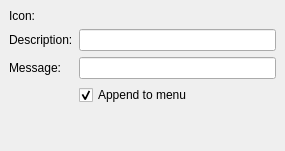
This is protocols/oscar/icq/ui/xtrazicqstatusui.ui in KDE/kopete as Qt 5 draws it before an edit. The edited form follows.
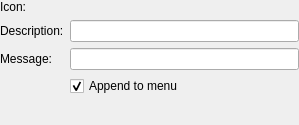
This is the edited form. Custom widgets are drawn as their Qt base class.

Diff of the .ui file:
```diff
--- a/protocols/oscar/icq/ui/xtrazicqstatusui.ui
+++ b/protocols/oscar/icq/ui/xtrazicqstatusui.ui
@@ -5,52 +5,37 @@
    <rect>
     <x>0</x>
     <y>0</y>
-    <width>285</width>
-    <height>151</height>
+    <width>299</width>
+    <height>125</height>
    </rect>
   </property>
   <layout class="QGridLayout" >
-   <property name="margin" >
-    <number>9</number>
+   <property name="leftMargin" >
+    <number>0</number>
    </property>
-   <property name="spacing" >
-    <number>6</number>
+   <property name="topMargin" >
+    <number>0</number>
    </property>
-   <item row="3" column="1" >
-    <widget class="QCheckBox" name="checkAppend" >
+   <property name="rightMargin" >
+    <number>0</number>
+   </property>
+   <property name="bottomMargin" >
+    <number>0</number>
+   </property>
+   <item row="0" column="0" >
+    <widget class="QLabel" name="label_3" >
      <property name="text" >
-      <string>Append to menu</string>
+      <string>Icon:</string>
      </property>
-     <property name="checked" >
-      <bool>true</bool>
+     <property name="buddy" >
+      <cstring>iconsWidget</cstring>
      </property>
     </widget>
    </item>
-   <item row="4" column="1" >
-    <spacer>
-     <property name="orientation" >
-      <enum>Qt::Vertical</enum>
-     </property>
-     <property name="sizeHint" >
-      <size>
-       <width>171</width>
-       <height>20</height>
-      </size>
-     </property>
-    </spacer>
-   </item>
-   <item row="2" column="1" >
-    <widget class="QLineEdit" name="messageEdit" />
-   </item>
-   <item row="1" column="1" >
-    <widget class="QLineEdit" name="descriptionEdit" />
-   </item>
    <item row="0" column="1" >
     <widget class="IconCells" native="1" name="iconsWidget" >
      <property name="sizePolicy" >
-      <sizepolicy>
-       <hsizetype>1</hsizetype>
-       <vsizetype>1</vsizetype>
+      <sizepolicy vsizetype="Minimum" hsizetype="Minimum" >
        <horstretch>0</horstretch>
        <verstretch>0</verstretch>
       </sizepolicy>
@@ -70,6 +55,9 @@
      </property>
     </widget>
    </item>
+   <item row="1" column="1" >
+    <widget class="QLineEdit" name="descriptionEdit" />
+   </item>
    <item row="2" column="0" >
     <widget class="QLabel" name="label_2" >
      <property name="text" >
@@ -80,16 +68,32 @@
      </property>
     </widget>
    </item>
-   <item row="0" column="0" >
-    <widget class="QLabel" name="label_3" >
+   <item row="2" column="1" >
+    <widget class="QLineEdit" name="messageEdit" />
+   </item>
+   <item row="3" column="1" >
+    <widget class="QCheckBox" name="checkAppend" >
      <property name="text" >
-      <string>Icon:</string>
+      <string>Append to menu</string>
      </property>
-     <property name="buddy" >
-      <cstring>iconsWidget</cstring>
+     <property name="checked" >
+      <bool>true</bool>
      </property>
     </widget>
    </item>
+   <item row="4" column="0" colspan="2" >
+    <spacer>
+     <property name="orientation" >
+      <enum>Qt::Vertical</enum>
+     </property>
+     <property name="sizeHint" >
+      <size>
+       <width>281</width>
+       <height>0</height>
+      </size>
+     </property>
+    </spacer>
+   </item>
   </layout>
  </widget>
  <customwidgets>
```
